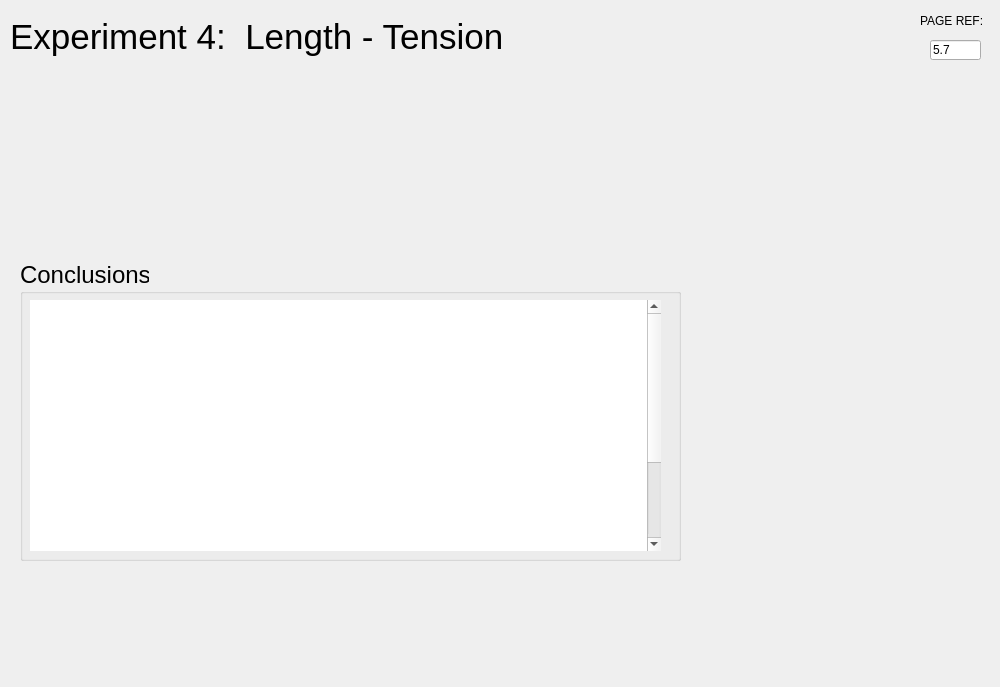
Old version of the form rsc/ui/experiment4_conclussions.ui in the repository KarinaKarenik/Skeletal-Muscle-Contraction-Lab.
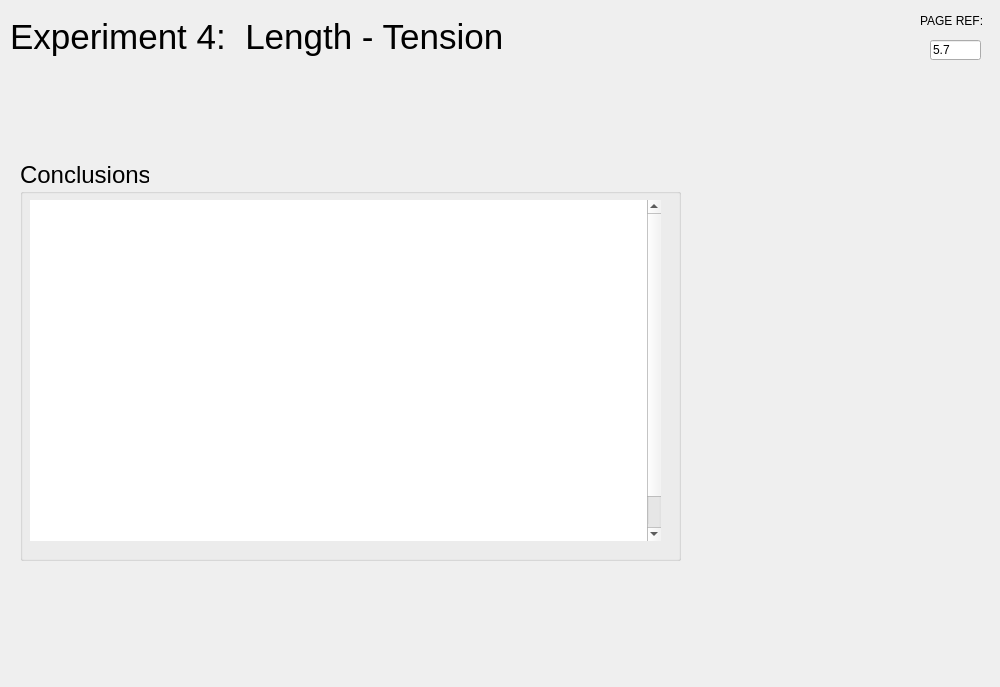
New version of the form.

```diff
--- a/rsc/ui/experiment4_conclussions.ui
+++ b/rsc/ui/experiment4_conclussions.ui
@@ -80,9 +80,9 @@
     <property name="geometry">
      <rect>
       <x>20</x>
-      <y>260</y>
+      <y>160</y>
       <width>661</width>
-      <height>301</height>
+      <height>401</height>
      </rect>
     </property>
     <property name="font">
@@ -99,7 +99,7 @@
        <x>10</x>
        <y>40</y>
        <width>631</width>
-       <height>251</height>
+       <height>341</height>
       </rect>
      </property>
      <property name="font">
```
